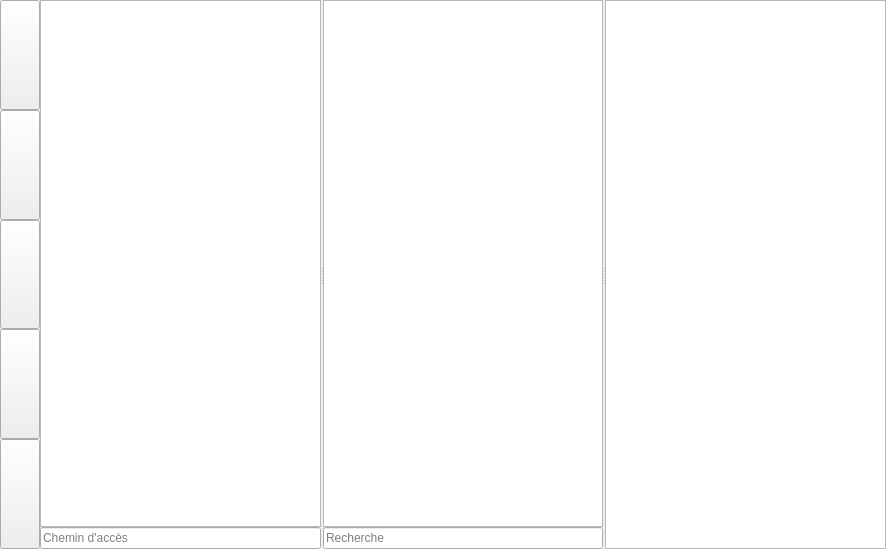
Before: the Qt Designer form mailer/src/gui/gen/attachfilewindow.ui in asm99/muami, drawn with Qt 5.
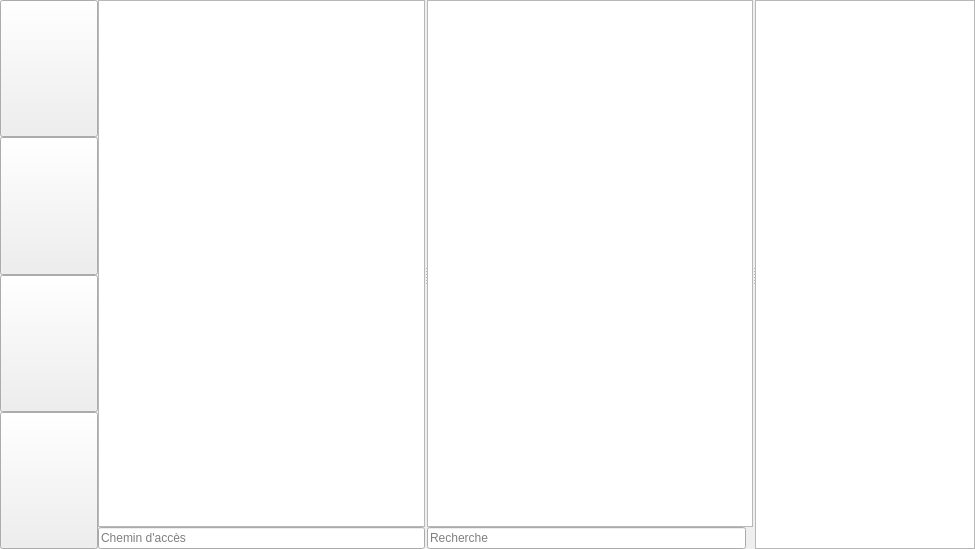
After: the same form once the commit is applied. Icons and pictures are not drawn. Custom widgets are drawn as their Qt base class.

Commit message: Refonte graphique - suite, Ajout du label interactif 'info'

```diff
--- a/mailer/src/gui/gen/attachfilewindow.ui
+++ b/mailer/src/gui/gen/attachfilewindow.ui
@@ -6,7 +6,7 @@
    <rect>
     <x>0</x>
     <y>0</y>
-    <width>886</width>
+    <width>975</width>
     <height>549</height>
    </rect>
   </property>
@@ -14,7 +14,7 @@
    <string>MainWindow</string>
   </property>
   <widget class="QWidget" name="centralwidget">
-   <layout class="QHBoxLayout" name="horizontalLayout_2">
+   <layout class="QHBoxLayout" name="horizontalLayout_3">
     <property name="spacing">
      <number>0</number>
     </property>
@@ -31,7 +31,7 @@
      <number>0</number>
     </property>
     <item>
-     <layout class="QHBoxLayout" name="horizontalLayout">
+     <layout class="QHBoxLayout" name="horizontalLayout_2">
       <property name="spacing">
        <number>0</number>
       </property>
@@ -48,9 +48,15 @@
             <verstretch>0</verstretch>
            </sizepolicy>
           </property>
+          <property name="minimumSize">
+           <size>
+            <width>98</width>
+            <height>0</height>
+           </size>
+          </property>
           <property name="maximumSize">
            <size>
-            <width>90</width>
+            <width>98</width>
             <height>16777215</height>
            </size>
           </property>
@@ -69,35 +75,6 @@
           </property>
          </widget>
         </item>
-        <item>
-         <widget class="QPushButton" name="infoButton">
-          <property name="sizePolicy">
-           <sizepolicy hsizetype="Maximum" vsizetype="Expanding">
-            <horstretch>0</horstretch>
-            <verstretch>0</verstretch>
-           </sizepolicy>
-          </property>
-          <property name="maximumSize">
-           <size>
-            <width>90</width>
-            <height>16777215</height>
-           </size>
-          </property>
-          <property name="text">
-           <string/>
-          </property>
-          <property name="icon">
-           <iconset resource="../icons.qrc">
-            <normaloff>:/icon/res/info-outline.png</normaloff>:/icon/res/info-outline.png</iconset>
-          </property>
-          <property name="iconSize">
-           <size>
-            <width>35</width>
-            <height>35</height>
-           </size>
-          </property>
-         </widget>
-        </item>
         <item>
          <widget class="QPushButton" name="addButton">
           <property name="sizePolicy">
@@ -106,9 +83,15 @@
             <verstretch>0</verstretch>
            </sizepolicy>
           </property>
+          <property name="minimumSize">
+           <size>
+            <width>98</width>
+            <height>0</height>
+           </size>
+          </property>
           <property name="maximumSize">
            <size>
-            <width>90</width>
+            <width>98</width>
             <height>16777215</height>
            </size>
           </property>
@@ -135,9 +118,15 @@
             <verstretch>0</verstretch>
            </sizepolicy>
           </property>
+          <property name="minimumSize">
+           <size>
+            <width>98</width>
+            <height>0</height>
+           </size>
+          </property>
           <property name="maximumSize">
            <size>
-            <width>90</width>
+            <width>98</width>
             <height>16777215</height>
            </size>
           </property>
@@ -164,9 +153,15 @@
             <verstretch>0</verstretch>
            </sizepolicy>
           </property>
+          <property name="minimumSize">
+           <size>
+            <width>98</width>
+            <height>0</height>
+           </size>
+          </property>
           <property name="maximumSize">
            <size>
-            <width>90</width>
+            <width>98</width>
             <height>16777215</height>
            </size>
           </property>
@@ -188,6 +183,13 @@
        </layout>
       </item>
       <item>
+       <widget class="QSplitter" name="splitter_2">
+        <property name="orientation">
+         <enum>Qt::Horizontal</enum>
+        </property>
+        <property name="handleWidth">
+         <number>2</number>
+        </property>
        <widget class="QSplitter" name="splitter">
         <property name="orientation">
          <enum>Qt::Horizontal</enum>
@@ -195,7 +197,7 @@
         <property name="handleWidth">
          <number>2</number>
         </property>
-        <widget class="QWidget" name="">
+         <widget class="QWidget" name="layoutWidget">
          <layout class="QVBoxLayout" name="verticalLayout_2">
           <property name="spacing">
            <number>0</number>
@@ -214,6 +216,9 @@
               <height>16777215</height>
              </size>
             </property>
+             <property name="verticalScrollBarPolicy">
+              <enum>Qt::ScrollBarAlwaysOff</enum>
+             </property>
            </widget>
           </item>
           <item>
@@ -253,8 +258,16 @@
               <verstretch>0</verstretch>
              </sizepolicy>
             </property>
-           </widget>
-          </item>
+             <property name="verticalScrollBarPolicy">
+              <enum>Qt::ScrollBarAlwaysOff</enum>
+             </property>
+            </widget>
+           </item>
+           <item>
+            <layout class="QHBoxLayout" name="horizontalLayout">
+             <property name="spacing">
+              <number>0</number>
+             </property>
           <item>
            <widget class="QLineEdit" name="findFile">
             <property name="placeholderText">
@@ -262,10 +275,54 @@
             </property>
            </widget>
           </item>
-         </layout>
-        </widget>
-        <widget class="QTextEdit" name="fileDetails"/>
-       </widget>
+             <item>
+              <widget class="my_qlabel" name="infoLabel">
+               <property name="sizePolicy">
+                <sizepolicy hsizetype="Maximum" vsizetype="Maximum">
+                 <horstretch>0</horstretch>
+                 <verstretch>0</verstretch>
+                </sizepolicy>
+               </property>
+               <property name="maximumSize">
+                <size>
+                 <width>25</width>
+                 <height>25</height>
+                </size>
+               </property>
+               <property name="mouseTracking">
+                <bool>true</bool>
+               </property>
+               <property name="toolTip">
+                <string>&lt;html&gt;&lt;head/&gt;&lt;body&gt;&lt;p&gt;&lt;span style=&quot; font-weight:600;&quot;&gt;Cliquez-moi pour afficher le volet des détails de fichier&lt;/span&gt;&lt;/p&gt;&lt;/body&gt;&lt;/html&gt;</string>
+               </property>
+               <property name="text">
+                <string/>
+               </property>
+               <property name="pixmap">
+                <pixmap resource="../icons.qrc">:/icon/res/info-outline.png</pixmap>
+               </property>
+               <property name="scaledContents">
+                <bool>true</bool>
+               </property>
+              </widget>
+             </item>
+            </layout>
+           </item>
+          </layout>
+         </widget>
+        </widget>
+        <widget class="QTextEdit" name="fileDetails">
+         <property name="maximumSize">
+          <size>
+           <width>220</width>
+           <height>16777215</height>
+          </size>
+         </property>
+         <property name="verticalScrollBarPolicy">
+          <enum>Qt::ScrollBarAlwaysOff</enum>
+         </property>
+        </widget>
+       </widget>
       </item>
      </layout>
     </item>
@@ -280,6 +337,13 @@
    <zorder>goButton</zorder>
   </widget>
  </widget>
+ <customwidgets>
+  <customwidget>
+   <class>my_qlabel</class>
+   <extends>QLabel</extends>
+   <header location="global">my_qlabel.h</header>
+  </customwidget>
+ </customwidgets>
  <resources>
   <include location="../icons.qrc"/>
  </resources>
```
Left out of the diff: 8 changed lines with no effect on the pictures. Lines whose indentation alone changed are shown as unchanged. The commit also changes 31 other files.
